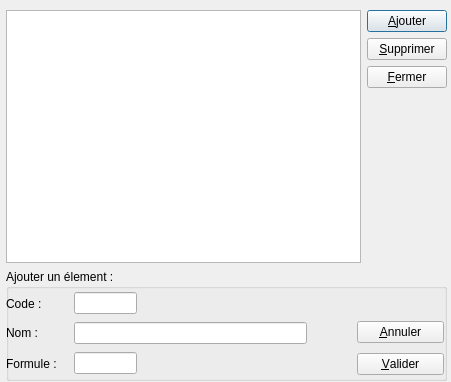
This is dlg_molecule.ui in InformatiqueAtmoNA/tam as Qt 5 draws it before an edit. The edited form follows.
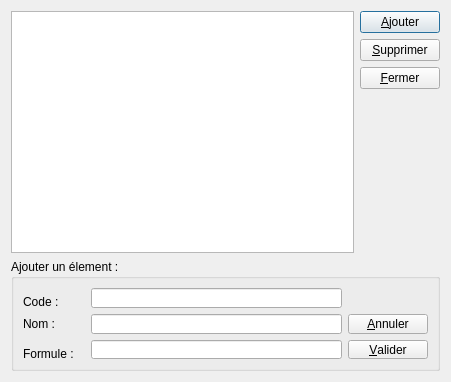
This is the edited form.

Patch:
```diff
--- a/dlg_molecule.ui
+++ b/dlg_molecule.ui
@@ -19,15 +19,8 @@
   <property name="modal">
    <bool>true</bool>
   </property>
-  <widget class="QWidget" name="layoutWidget">
-   <property name="geometry">
-    <rect>
-     <x>6</x>
-     <y>10</y>
-     <width>441</width>
-     <height>371</height>
-    </rect>
-   </property>
+  <layout class="QGridLayout" name="gridLayout_3">
+   <item row="0" column="0">
    <layout class="QGridLayout" name="gridLayout">
     <item row="0" column="0">
      <widget class="QTableView" name="tableView">
@@ -103,15 +96,8 @@
       <property name="title">
        <string>Ajouter un élement :</string>
       </property>
-      <widget class="QWidget" name="layoutWidget">
-       <property name="geometry">
-        <rect>
-         <x>0</x>
-         <y>20</y>
-         <width>131</width>
-         <height>29</height>
-        </rect>
-       </property>
+       <layout class="QGridLayout" name="gridLayout_2">
+        <item row="0" column="0">
        <layout class="QHBoxLayout" name="horizontalLayout">
         <item>
          <widget class="QLabel" name="label">
@@ -136,16 +122,8 @@
          <widget class="QLineEdit" name="lineEdit_Code"/>
         </item>
        </layout>
-      </widget>
-      <widget class="QWidget" name="layoutWidget">
-       <property name="geometry">
-        <rect>
-         <x>0</x>
-         <y>50</y>
-         <width>301</width>
-         <height>29</height>
-        </rect>
-       </property>
+        </item>
+        <item row="1" column="0">
        <layout class="QHBoxLayout" name="horizontalLayout_2">
         <item>
          <widget class="QLabel" name="label_2">
@@ -176,56 +154,8 @@
          <widget class="QLineEdit" name="lineEdit_Nom"/>
         </item>
        </layout>
-      </widget>
-      <widget class="QWidget" name="layoutWidget">
-       <property name="geometry">
-        <rect>
-         <x>0</x>
-         <y>80</y>
-         <width>131</width>
-         <height>29</height>
-        </rect>
-       </property>
-       <layout class="QHBoxLayout" name="horizontalLayout_3">
-        <item>
-         <widget class="QLabel" name="label_3">
-          <property name="sizePolicy">
-           <sizepolicy hsizetype="Fixed" vsizetype="Fixed">
-            <horstretch>0</horstretch>
-            <verstretch>0</verstretch>
-           </sizepolicy>
-          </property>
-          <property name="minimumSize">
-           <size>
-            <width>62</width>
-            <height>27</height>
-           </size>
-          </property>
-          <property name="maximumSize">
-           <size>
-            <width>62</width>
-            <height>27</height>
-           </size>
-          </property>
-          <property name="text">
-           <string>Formule :</string>
-          </property>
-         </widget>
         </item>
-        <item>
-         <widget class="QLineEdit" name="lineEdit_Formule"/>
-        </item>
-       </layout>
-      </widget>
-      <widget class="QWidget" name="layoutWidget">
-       <property name="geometry">
-        <rect>
-         <x>351</x>
-         <y>48</y>
-         <width>87</width>
-         <height>62</height>
-        </rect>
-       </property>
+        <item row="1" column="1" rowspan="2">
        <layout class="QVBoxLayout" name="verticalLayout_2">
         <item>
          <widget class="QPushButton" name="button_Annuler">
@@ -242,11 +172,45 @@
          </widget>
         </item>
        </layout>
-      </widget>
-     </widget>
-    </item>
-   </layout>
-  </widget>
+        </item>
+        <item row="2" column="0">
+         <layout class="QHBoxLayout" name="horizontalLayout_3">
+          <item>
+           <widget class="QLabel" name="label_3">
+            <property name="sizePolicy">
+             <sizepolicy hsizetype="Fixed" vsizetype="Fixed">
+              <horstretch>0</horstretch>
+              <verstretch>0</verstretch>
+             </sizepolicy>
+            </property>
+            <property name="minimumSize">
+             <size>
+              <width>62</width>
+              <height>27</height>
+             </size>
+            </property>
+            <property name="maximumSize">
+             <size>
+              <width>62</width>
+              <height>27</height>
+             </size>
+            </property>
+            <property name="text">
+             <string>Formule :</string>
+            </property>
+           </widget>
+          </item>
+          <item>
+           <widget class="QLineEdit" name="lineEdit_Formule"/>
+          </item>
+         </layout>
+        </item>
+       </layout>
+      </widget>
+     </item>
+    </layout>
+   </item>
+  </layout>
  </widget>
  <resources/>
  <connections>
```
Lines whose indentation alone changed are shown as unchanged.
